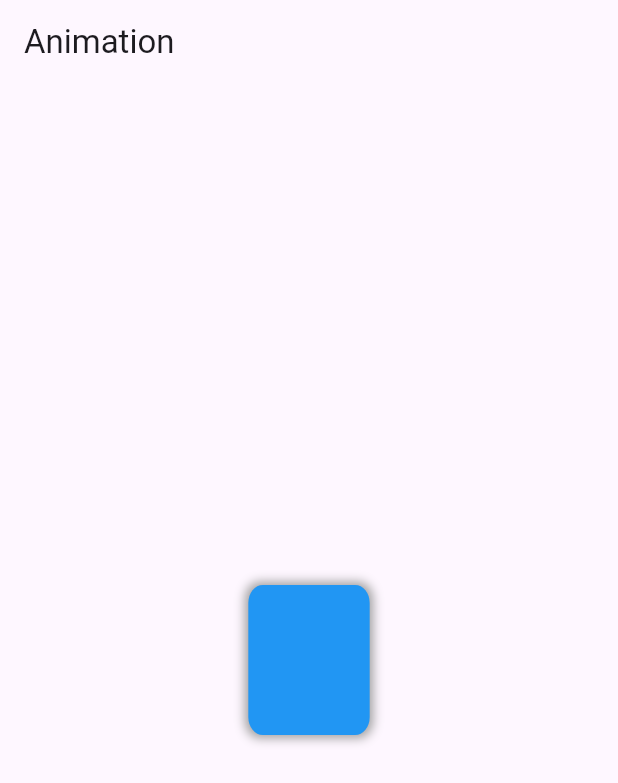
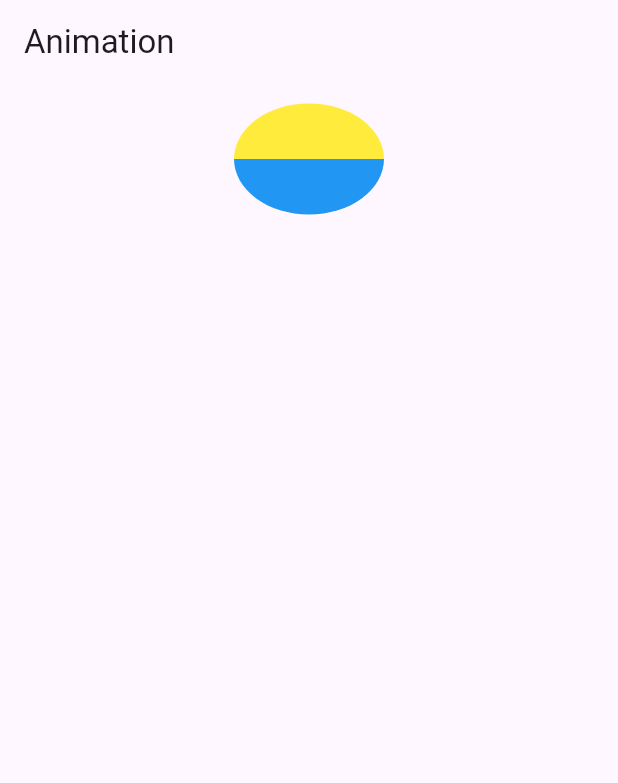
Before and after one commit to SouksavathPMS/flutter-animation, a Flutter app: the screen it shows after launch, on a phone screen of 412 x 824 dp. Shown: the top 783 px of the screen. Run offline on Flutter 3.47's test engine with Material 3 defaults, Android fonts, the phone set to English and light mode, and no system bars.

```diff
--- /dev/null
+++ b/lib/examples/example1.dart
@@ -0,0 +1,71 @@
+import 'dart:math' show pi;
+
+import 'package:flutter/material.dart';
+
+class Example1 extends StatefulWidget {
+  const Example1({super.key});
+
+  @override
+  State<Example1> createState() => _Example1State();
+}
+
+class _Example1State extends State<Example1>
+    with SingleTickerProviderStateMixin {
+  late AnimationController _animationController;
+  late Animation<double> _animation;
+
+  @override
+  void initState() {
+    super.initState();
+
+    _animationController = AnimationController(
+      vsync: this,
+      duration: const Duration(seconds: 2),
+    );
+
+    _animation = Tween<double>(begin: 0.0, end: 2 * pi).animate(
+      _animationController,
+    );
+
+    _animationController.repeat();
+  }
+
+  @override
+  void dispose() {
+    _animationController.dispose();
+    super.dispose();
+  }
+
+  @override
+  Widget build(BuildContext context) {
+    return Scaffold(
+      appBar: AppBar(
+        title: const Text('Animation'),
+      ),
+      body: Center(
+        child: AnimatedBuilder(
+          animation: _animationController,
+          builder: (context, child) => Transform(
+            alignment: Alignment.center,
+            transform: Matrix4.identity()..rotateY(_animation.value),
+            child: Container(
+              width: 100,
+              height: 100,
+              decoration: BoxDecoration(
+                color: Colors.blue,
+                borderRadius: BorderRadius.circular(12),
+                boxShadow: const [
+                  BoxShadow(
+                    blurRadius: 6,
+                    spreadRadius: 2,
+                    color: Colors.grey,
+                  )
+                ],
+              ),
+            ),
+          ),
+        ),
+      ),
+    );
+  }
+}
--- /dev/null
+++ b/lib/examples/example2.dart
@@ -0,0 +1,204 @@
+// ignore_for_file: public_member_api_docs, sort_constructors_first
+import 'dart:math';
+
+import 'package:flutter/material.dart';
+
+class Example2 extends StatefulWidget {
+  const Example2({super.key});
+
+  @override
+  State<Example2> createState() => _Example2State();
+}
+
+enum CircleSide {
+  left,
+  right,
+}
+
+extension ToPath on CircleSide {
+  Path toPath(Size size) {
+    final path = Path();
+    late Offset offset;
+    late bool clockWise;
+    switch (this) {
+      case CircleSide.left:
+        path.moveTo(size.width, 0);
+        offset = Offset(size.width, size.height);
+        clockWise = false;
+      case CircleSide.right:
+        offset = Offset(0, size.height);
+        clockWise = true;
+    }
+    path.arcToPoint(
+      offset,
+      radius: Radius.elliptical(size.width / 2, size.height / 2),
+      clockwise: clockWise,
+    );
+    path.close();
+
+    return path;
+  }
+}
+
+extension OnFutureDelayed on VoidCallback {
+  Future<void> delayed(Duration duration) => Future.delayed(duration, this);
+}
+
+class HalfCircleClipper extends CustomClipper<Path> {
+  final CircleSide side;
+  HalfCircleClipper({
+    required this.side,
+  });
+  @override
+  Path getClip(Size size) => side.toPath(size);
+
+  @override
+  bool shouldReclip(covariant CustomClipper<Path> oldClipper) => true;
+}
+
+class _Example2State extends State<Example2> with TickerProviderStateMixin {
+  late AnimationController _counterClockwiseRotationController;
+  late Animation _counterClockwiseAnimation;
+  late AnimationController _flipController;
+  late Animation _flipAnimation;
+
+  @override
+  void initState() {
+    super.initState();
+
+    _counterClockwiseRotationController = AnimationController(
+      vsync: this,
+      duration: const Duration(
+        seconds: 1,
+      ),
+    );
+
+    _counterClockwiseAnimation = Tween<double>(
+      begin: 0,
+      end: -(pi / 2.0),
+    ).animate(
+      CurvedAnimation(
+        parent: _counterClockwiseRotationController,
+        curve: Curves.bounceOut,
+      ),
+    );
+
+    _flipController = AnimationController(
+      vsync: this,
+      duration: const Duration(
+        seconds: 1,
+      ),
+    );
+
+    _flipAnimation = Tween<double>(
+      begin: 0,
+      end: pi,
+    ).animate(
+      CurvedAnimation(
+        parent: _flipController,
+        curve: Curves.bounceOut,
+      ),
+    );
+
+    _counterClockwiseRotationController.addStatusListener((status) {
+      if (status == AnimationStatus.completed) {
+        _flipAnimation = Tween<double>(
+          begin: _flipAnimation.value,
+          end: _flipAnimation.value + pi,
+        ).animate(
+          CurvedAnimation(
+            parent: _flipController,
+            curve: Curves.bounceOut,
+          ),
+        );
+
+        // reset the flip controller and start the animation
+
+        _flipController
+          ..reset()
+          ..forward();
+      }
+    });
+
+    _flipController.addStatusListener(
+      (status) {
+        if (status == AnimationStatus.completed) {
+          _counterClockwiseAnimation = Tween<double>(
+            begin: _counterClockwiseAnimation.value,
+            end: _counterClockwiseAnimation.value + -(pi / 2.0),
+          ).animate(
+            CurvedAnimation(
+              parent: _counterClockwiseRotationController,
+              curve: Curves.bounceOut,
+            ),
+          );
+          _counterClockwiseRotationController
+            ..reset()
+            ..forward();
+        }
+      },
+    );
+  }
+
+  @override
+  void dispose() {
+    _counterClockwiseRotationController.dispose();
+    _flipController.dispose();
+    super.dispose();
+  }
+
+  @override
+  Widget build(BuildContext context) {
+    _counterClockwiseRotationController
+      ..reset()
+      ..forward.delayed(const Duration(seconds: 1));
+    return AnimatedBuilder(
+        animation: _counterClockwiseRotationController,
+        builder: (context, child) {
+          return Transform(
+            alignment: Alignment.center,
+            transform: Matrix4.identity()
+              ..rotateZ(_counterClockwiseAnimation.value),
+            child: Row(
+              mainAxisAlignment: MainAxisAlignment.center,
+              children: [
+                AnimatedBuilder(
+                    animation: _flipController,
+                    builder: (context, child) {
+                      return Transform(
+                        alignment: Alignment.centerRight,
+                        transform: Matrix4.identity()
+                          ..rotateY(_flipAnimation.value),
+                        child: ClipPath(
+                          clipper: HalfCircleClipper(side: CircleSide.left),
+                          child: Container(
+                            width: 100,
+                            height: 100,
+                            color: Colors.blue,
+                          ),
+                        ),
+                      );
+                    }),
+                AnimatedBuilder(
+                    animation: _flipController,
+                    builder: (context, child) {
+                      return Transform(
+                        alignment: Alignment.centerLeft,
+                        transform: Matrix4.identity()
+                          ..rotateY(_flipAnimation.value),
+                        child: ClipPath(
+                          clipper: HalfCircleClipper(side: CircleSide.right),
+                          child: Container(
+                            width: 100,
+                            height: 100,
+                            color: Colors.yellow,
+                          ),
+                        ),
+                      );
+                    }),
+              ],
+            ),
+          );
+        });
+  }
+}
--- a/lib/main.dart
+++ b/lib/main.dart
@@ -1,6 +1,5 @@
-import 'dart:math';
-
 import 'package:flutter/material.dart';
+import 'package:flutter_animation/examples/example2.dart';
 
 void main() {
   runApp(const MyApp());
@@ -32,61 +31,13 @@ class MyHomePage extends StatefulWidget {
 
 class _MyHomePageState extends State<MyHomePage>
     with SingleTickerProviderStateMixin {
-  late AnimationController _animationController;
-  late Animation<double> _animation;
-
-  @override
-  void initState() {
-    super.initState();
-
-    _animationController = AnimationController(
-      vsync: this,
-      duration: const Duration(seconds: 2),
-    );
-
-    _animation = Tween<double>(begin: 0.0, end: 2 * pi).animate(
-      _animationController,
-    );
-
-    _animationController.repeat();
-  }
-
-  @override
-  void dispose() {
-    _animationController.dispose();
-    super.dispose();
-  }
-
   @override
   Widget build(BuildContext context) {
     return Scaffold(
       appBar: AppBar(
         title: const Text('Animation'),
       ),
-      body: Center(
-        child: AnimatedBuilder(
-          animation: _animationController,
-          builder: (context, child) => Transform(
-            alignment: Alignment.center,
-            transform: Matrix4.identity()..rotateY(_animation.value),
-            child: Container(
-              width: 100,
-              height: 100,
-              decoration: BoxDecoration(
-                color: Colors.blue,
-                borderRadius: BorderRadius.circular(12),
-                boxShadow: const [
-                  BoxShadow(
-                    blurRadius: 6,
-                    spreadRadius: 2,
-                    color: Colors.grey,
-                  )
-                ],
-              ),
-            ),
-          ),
-        ),
-      ),
+      body: const Example2(),
     );
   }
 }
```
